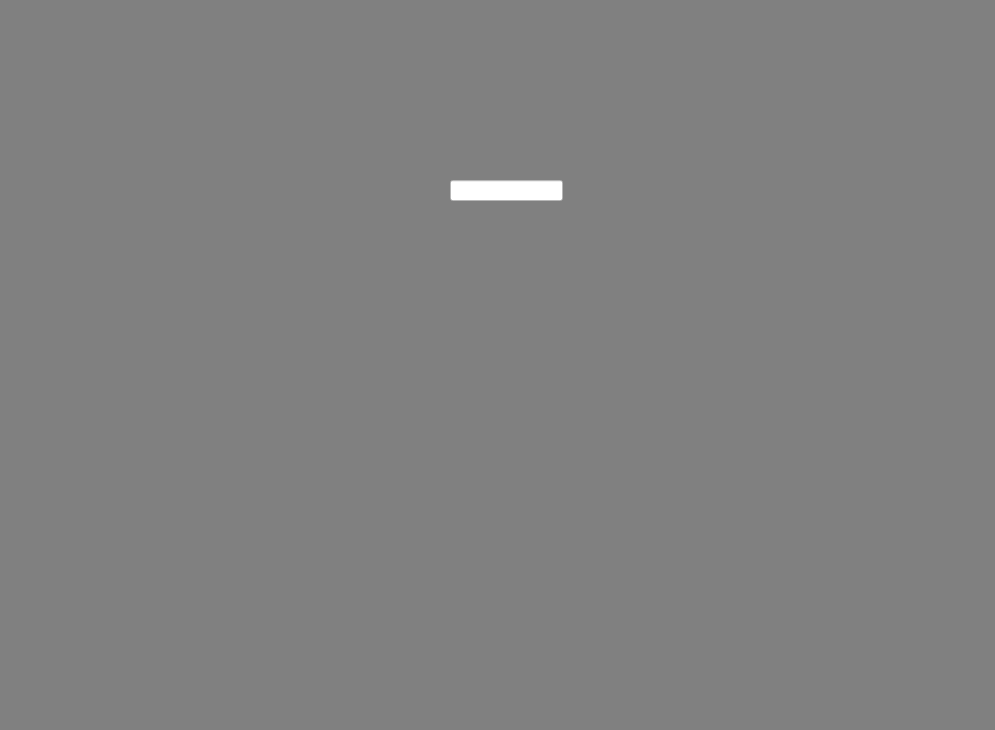
The window that TexasPoker/texaswidget.ui (JackeyLea/TexasPoker) describes before a commit, drawn with Qt 5.
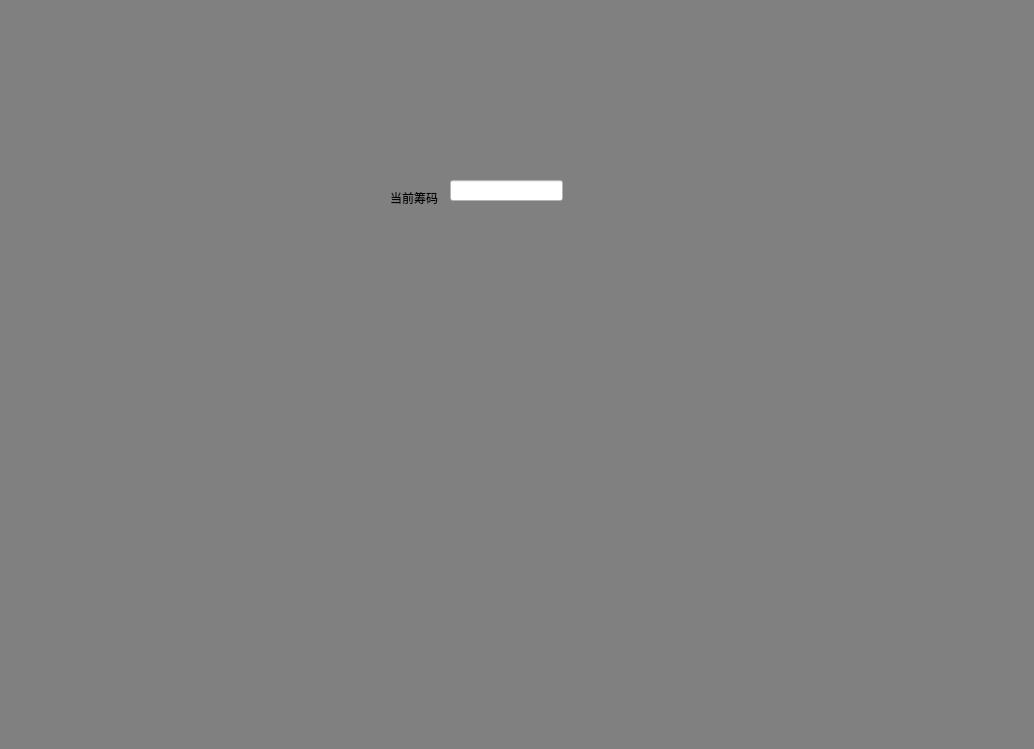
The same window after the commit. Icons and pictures are not drawn.

Commit message: [update]修改为3个玩家

```diff
--- a/TexasPoker/texaswidget.ui
+++ b/TexasPoker/texaswidget.ui
@@ -6,8 +6,8 @@
    <rect>
     <x>0</x>
     <y>0</y>
-    <width>995</width>
-    <height>730</height>
+    <width>1034</width>
+    <height>749</height>
    </rect>
   </property>
   <property name="windowTitle">
@@ -496,8 +496,8 @@
   <widget class="QLabel" name="labelUser1_4">
    <property name="geometry">
     <rect>
-     <x>130</x>
-     <y>600</y>
+     <x>470</x>
+     <y>610</y>
      <width>100</width>
      <height>100</height>
     </rect>
@@ -621,6 +621,19 @@
     <pixmap resource="resources.qrc">:/resources/images/back.svg</pixmap>
    </property>
   </widget>
+  <widget class="QLabel" name="label">
+   <property name="geometry">
+    <rect>
+     <x>390</x>
+     <y>190</y>
+     <width>53</width>
+     <height>15</height>
+    </rect>
+   </property>
+   <property name="text">
+    <string>当前筹码：</string>
+   </property>
+  </widget>
  </widget>
  <resources>
   <include location="resources.qrc"/>
```
Left out of the diff: 156 changed lines with no effect on the pictures.
